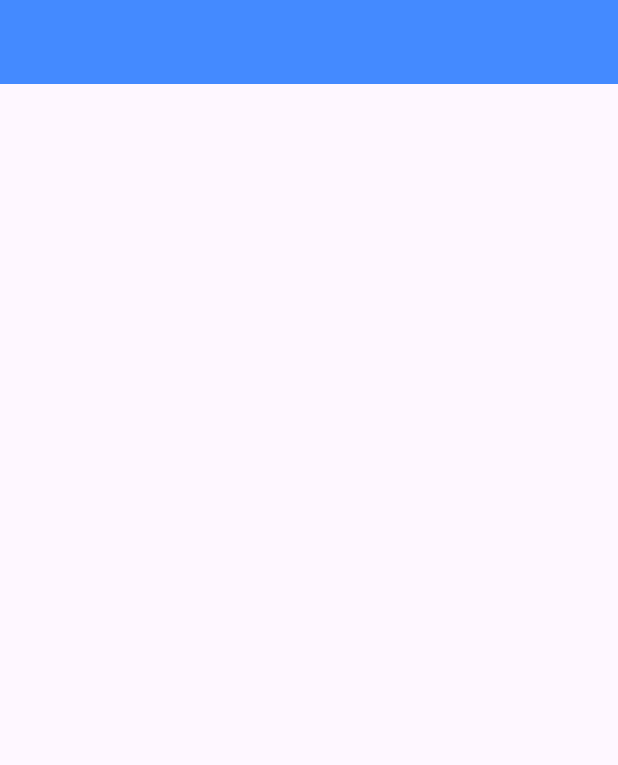
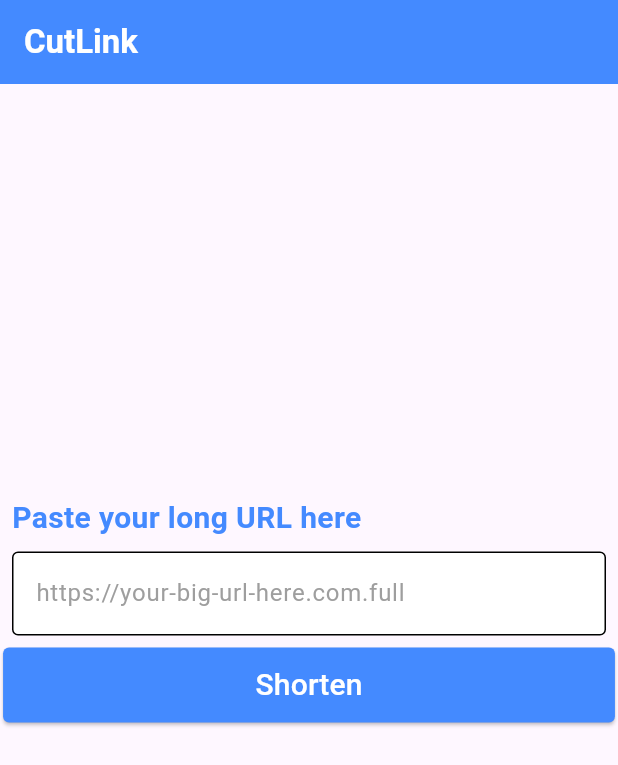
Before and after one commit to andresilvase/cutlink, a Flutter app: the screen it shows after launch, on a phone screen of 412 x 824 dp. Shown: the top 765 px of the screen. Run offline on Flutter 3.47's test engine with Material 3 defaults, Android fonts, the phone set to English and light mode, and no system bars; our stand-ins replace dio, flutter_dotenv, get.

Commit message:
integrating front and back

```diff
--- a/app/lib/core/service/service.dart
+++ b/app/lib/core/service/service.dart
@@ -9,12 +9,9 @@
     if (apiUrl == null) return (false, null);
 
     Dio dio = Dio();
-    Uri uri = Uri.parse("${apiUrl}cut");
-    print(uri.toString());
+    Uri uri = Uri.parse("$apiUrl/cut");
 
     final response = await dio.postUri(uri, data: fullURL.toJson());
-
-    print(response.data);
 
     return (true, response.data);
   }
--- a/app/lib/features/shorten/controller/shorten_controller.dart
+++ b/app/lib/features/shorten/controller/shorten_controller.dart
@@ -1,17 +1,44 @@
 import 'package:app/core/service/service.dart';
 import 'package:app/core/model/shortened_url.dart';
 import 'package:app/core/model/full_url.dart';
+import 'package:get/get.dart';
 
 class ShortenController {
+  final Rx<ShortenedURL> _shortenedURL = ShortenedURL().obs;
   final CutlinkService _service = CutlinkService();
+  final RxBool _loading = false.obs;
+  final RxBool _hasError = false.obs;
 
-  Future<(bool, ShortenedURL?)> shorten(FullUrl fullURL) async {
-    (bool success, dynamic jsonData) response = await _service.shorten(fullURL);
+  String? get shortenedURL => _shortenedURL.value.data?.shortenedUrl;
+  bool get hasError => _hasError.value;
+  bool get loading => _loading.value;
 
-    if (response.$1) {
-      return (response.$1, ShortenedURL.fromJson(response.$2));
+  void resetLoding() => _loading(false);
+  void setLoding() => _loading(true);
+
+  void resetError() => _hasError(false);
+  void setError() => _hasError(true);
+
+  Future<void> shorten(String url) async {
+    final RegExp regExp = RegExp(
+      r"^(http:\/\/www\.|https:\/\/www\.|http:\/\/|https:\/\/)?[a-z0-9]+([\-\.]{1}[a-z0-9]+)*\.[a-z]{2,5}(:[0-9]{1,5})?(\/.*)?$",
+    );
+
+    if (!regExp.hasMatch(url)) {
+      setError();
+      return;
     } else {
-      return (response.$1, null);
+      resetError();
+
+      FullUrl fullURL = FullUrl(url: url);
+
+      setLoding();
+      (bool success, dynamic jsonData) response = await _service.shorten(fullURL);
+      resetLoding();
+
+      if (response.$1) {
+        _shortenedURL.value = ShortenedURL.fromJson(response.$2);
+      }
     }
   }
 }
--- a/app/lib/features/shorten/views/shorten.dart
+++ b/app/lib/features/shorten/views/shorten.dart
@@ -1,6 +1,7 @@
-import 'package:app/core/model/full_url.dart';
 import 'package:app/features/shorten/controller/shorten_controller.dart';
+import 'package:app/core/widgets/blur.dart';
 import 'package:flutter/material.dart';
+import 'package:flutter/services.dart';
 import 'package:get/get.dart';
 
 class Shorten extends StatefulWidget {
@@ -11,16 +12,44 @@
 }
 
 class _ShortenState extends State<Shorten> {
+  final TextEditingController _controller = TextEditingController();
   ShortenController controller = Get.find();
+  late String title;
 
   @override
-  void initState() {
-    controller.shorten(
-      FullUrl(
-        url: "https://translate.google.com/?hl=pt-BR&tab=wT&sl=en&tl=pt&text=shorten&op=translate",
-      ),
+  initState() {
+    title = "Paste your long URL here";
+    super.initState();
+  }
+
+  Future<void> _shorten() async {
+    await controller.shorten(_controller.text);
+
+    if (controller.hasError) {
+      Get.snackbar(
+        "Error",
+        "Invalid URL",
+        snackPosition: SnackPosition.TOP,
+        backgroundColor: Colors.red,
+        margin: const EdgeInsets.all(16),
+        colorText: Colors.white,
+      );
+    } else {
+      title = "Here is your shortened URL";
+      _controller.text = controller.shortenedURL!;
+    }
+  }
+
+  Future<void> _copy() async {
+    await Clipboard.setData(ClipboardData(text: controller.shortenedURL!));
+    Get.snackbar(
+      "Success",
+      "URL copied",
+      snackPosition: SnackPosition.TOP,
+      backgroundColor: Colors.green,
+      margin: const EdgeInsets.all(16),
+      colorText: Colors.white,
     );
-    super.initState();
   }
 
   @override
@@ -28,6 +57,122 @@
     return Scaffold(
       appBar: AppBar(
         backgroundColor: Colors.blueAccent,
+        title: const Text(
+          "CutLink",
+          style: TextStyle(
+            fontWeight: FontWeight.w700,
+            color: Colors.white,
+          ),
+        ),
+      ),
+      body: Obx(
+        () => Visibility(
+          visible: !controller.loading,
+          replacement: const Blur(),
+          child: Column(
+            crossAxisAlignment: CrossAxisAlignment.start,
+            children: [
+              SizedBox(height: Get.height / 3),
+              _title(controller.shortenedURL != null),
+              _textField(),
+              _shortenButton(),
+              _copyButton(controller.shortenedURL != null),
+            ],
+          ),
+        ),
+      ),
+    );
+  }
+
+  Widget _title(bool shortened) {
+    return Padding(
+      padding: const EdgeInsets.only(left: 8.0),
+      child: Text(
+        title,
+        style: const TextStyle(
+          fontWeight: FontWeight.w700,
+          color: Colors.blueAccent,
+          fontSize: 20,
+        ),
+        textAlign: TextAlign.left,
+      ),
+    );
+  }
+
+  Widget _textField() {
+    return Container(
+      padding: const EdgeInsets.all(8.0),
+      child: TextFormField(
+        controller: _controller,
+        readOnly: controller.loading || controller.shortenedURL != null,
+        decoration: InputDecoration(
+          enabledBorder: const OutlineInputBorder(),
+          disabledBorder: const OutlineInputBorder(),
+          errorBorder: const OutlineInputBorder(),
+          border: const OutlineInputBorder(),
+          hintText: "https://your-big-url-here.com.full",
+          hintStyle: const TextStyle(color: Colors.grey),
+          fillColor: controller.loading || controller.shortenedURL != null ? Colors.grey[200] : Colors.white,
+          filled: true,
+        ),
+      ),
+    );
+  }
+
+  Widget _shortenButton() {
+    return Obx(
+      () => Visibility(
+        visible: controller.shortenedURL == null,
+        child: Center(
+          child: ElevatedButton(
+            onPressed: _shorten,
+            style: ButtonStyle(
+              backgroundColor: WidgetStateProperty.all(
+                Colors.blueAccent,
+              ),
+              shape: WidgetStateProperty.all(
+                RoundedRectangleBorder(
+                  borderRadius: BorderRadius.circular(4),
+                ),
+              ),
+              minimumSize: WidgetStateProperty.all(
+                Size(Get.width / 1.01, 50),
+              ),
+            ),
+            child: const Text("Shorten", style: TextStyle(color: Colors.white, fontSize: 20)),
+          ),
+        ),
+      ),
+    );
+  }
+
+  Widget _copyButton(bool show) {
+    return Obx(
+      () => Visibility(
+        visible: controller.shortenedURL != null,
+        child: Visibility(
+          visible: show,
+          child: Center(
+            child: ElevatedButton.icon(
+              icon: const Icon(Icons.copy, color: Colors.black),
+              onPressed: _copy,
+              style: ButtonStyle(
+                backgroundColor: WidgetStateProperty.all(
+                  Colors.greenAccent,
+                ),
+                shape: WidgetStateProperty.all(
+                  RoundedRectangleBorder(
+                    borderRadius: BorderRadius.circular(4),
+                  ),
+                ),
+                minimumSize: WidgetStateProperty.all(
+                  Size(Get.width / 1.01, 50),
+                ),
+              ),
+              label: const Text("Copy", style: TextStyle(color: Colors.black)),
+            ),
+          ),
+        ),
       ),
     );
   }
```
Also changed, not shown: app/lib/core/widgets/blur.dart (added, +27 -0 lines), 1 other file.
